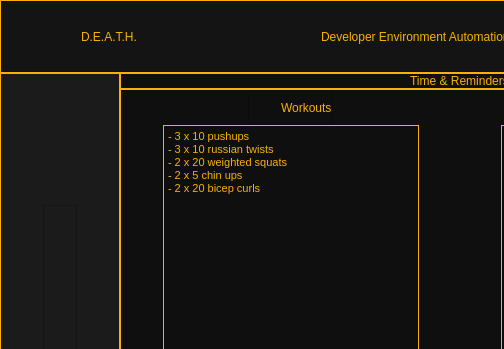
Above: Gui/Main_Gui.ui from ThatNerd404/D.E.A.T.H before the change; both pictures show x 0 to 504 and y 0 to 349 of the 800 by 520 pixel window. Below: the same form after it.
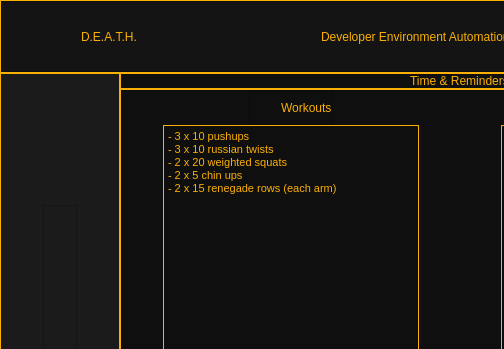
That is the form after the change. Icons and pictures are not drawn.

Patch:
```diff
--- a/Gui/Main_Gui.ui
+++ b/Gui/Main_Gui.ui
@@ -1035,7 +1035,7 @@
 &lt;p style=&quot; margin-top:0px; margin-bottom:0px; margin-left:0px; margin-right:0px; -qt-block-indent:0; text-indent:0px;&quot;&gt;- 3 x 10 russian twists&lt;/p&gt;
 &lt;p style=&quot; margin-top:0px; margin-bottom:0px; margin-left:0px; margin-right:0px; -qt-block-indent:0; text-indent:0px;&quot;&gt;- 2 x 20 weighted squats&lt;/p&gt;
 &lt;p style=&quot; margin-top:0px; margin-bottom:0px; margin-left:0px; margin-right:0px; -qt-block-indent:0; text-indent:0px;&quot;&gt;- 2 x 5 chin ups&lt;/p&gt;
-&lt;p style=&quot; margin-top:0px; margin-bottom:0px; margin-left:0px; margin-right:0px; -qt-block-indent:0; text-indent:0px;&quot;&gt;- 2 x 20 bicep curls&lt;/p&gt;
+&lt;p style=&quot; margin-top:0px; margin-bottom:0px; margin-left:0px; margin-right:0px; -qt-block-indent:0; text-indent:0px;&quot;&gt;- 2 x 15 renegade rows (each arm)&lt;/p&gt;
 &lt;p style=&quot;-qt-paragraph-type:empty; margin-top:0px; margin-bottom:0px; margin-left:0px; margin-right:0px; -qt-block-indent:0; text-indent:0px;&quot;&gt;&lt;br /&gt;&lt;/p&gt;&lt;/body&gt;&lt;/html&gt;</string>
                       </property>
                      </widget>
```
Left out of the diff: 3 changed lines with no effect on the pictures.
